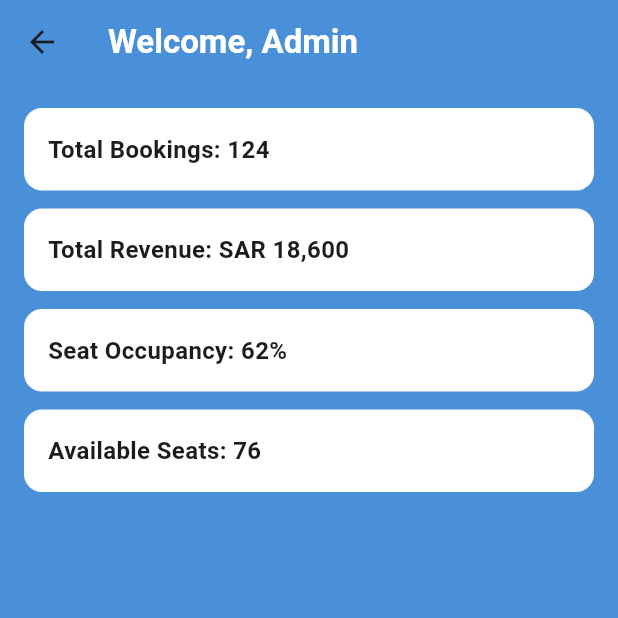
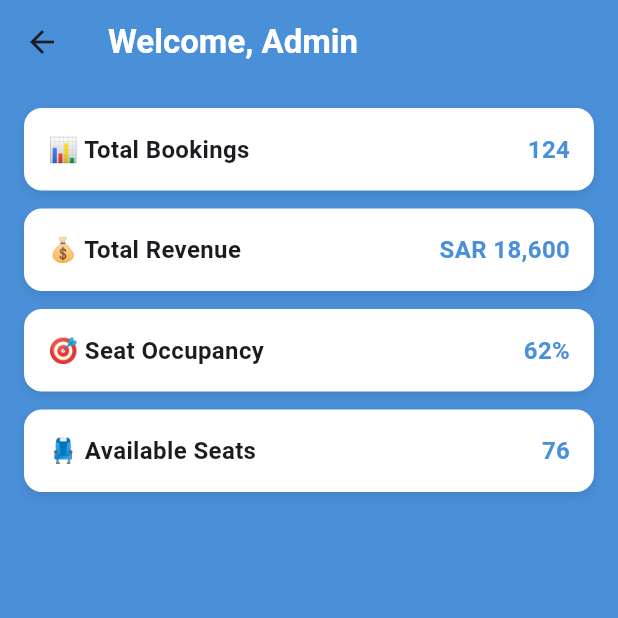
Before and after one commit to ghadhalomar-arch/Train-Reservation-System, a Flutter app: the DashboardScreen screen opened directly, on a phone screen of 412 x 824 dp, the top half of it. Run offline on Flutter 3.47's test engine with Material 3 defaults, Android fonts, the phone set to English and light mode, and no system bars; our stand-ins replace font_awesome_flutter, google_fonts, sqflite; accounts and stored records are empty.

Commit message:
Fix dashboard screen

```diff
--- a/flutter_app/lib/screens/dashboard_screen.dart
+++ b/flutter_app/lib/screens/dashboard_screen.dart
@@ -1,6 +1,6 @@
 import 'package:flutter/material.dart';
-// Dashboard screen - Shouq Alabdulsalam
-// Reports and statistics for Train Reservation System
+import 'book_ticket_screen.dart';
+import 'view_trains_page.dart';
 
 class DashboardScreen extends StatelessWidget {
   const DashboardScreen({super.key});
@@ -13,10 +13,7 @@ class DashboardScreen extends StatelessWidget {
         backgroundColor: const Color(0xFF4A90D9),
         title: const Text(
           'Welcome, Admin',
-          style: TextStyle(
-            color: Colors.white,
-            fontWeight: FontWeight.bold,
-          ),
+          style: TextStyle(color: Colors.white, fontWeight: FontWeight.bold),
         ),
         elevation: 0,
       ),
@@ -24,32 +21,48 @@ class DashboardScreen extends StatelessWidget {
         padding: const EdgeInsets.all(16.0),
         child: Column(
           children: [
-            _buildCard('Total Bookings', '124'),
+            _buildCard(context, '📊 Total Bookings', '124', const BookTicketScreen()),
             const SizedBox(height: 12),
-            _buildCard('Total Revenue', 'SAR 18,600'),
+            _buildCard(context, '💰 Total Revenue', 'SAR 18,600', const BookTicketScreen()),
             const SizedBox(height: 12),
-            _buildCard('Seat Occupancy', '62%'),
+            _buildCard(context, '🎯 Seat Occupancy', '62%', const TrainListPage()),
             const SizedBox(height: 12),
-            _buildCard('Available Seats', '76'),
+            _buildCard(context, '💺 Available Seats', '76', const TrainListPage()),
           ],
         ),
       ),
     );
   }
 
-  Widget _buildCard(String title, String value) {
-    return Container(
+  Widget _buildCard(BuildContext context, String title, String value, Widget page) {
+    return GestureDetector(
+      onTap: () => Navigator.push(context, MaterialPageRoute(builder: (_) => page)),
+      child: Container(
         width: double.infinity,
         padding: const EdgeInsets.all(16),
         decoration: BoxDecoration(
           color: Colors.white,
           borderRadius: BorderRadius.circular(12),
+          boxShadow: [
+            BoxShadow(
+              color: Colors.black.withOpacity(0.1),
+              blurRadius: 6,
+              offset: const Offset(0, 3),
             ),
-      child: Text(
-        '$title: $value',
-        style: const TextStyle(
-          fontSize: 16,
-          fontWeight: FontWeight.w600,
+          ],
+        ),
+        child: Row(
+          mainAxisAlignment: MainAxisAlignment.spaceBetween,
+          children: [
+            Text(
+              title,
+              style: const TextStyle(fontSize: 16, fontWeight: FontWeight.w600),
+            ),
+            Text(
+              value,
+              style: const TextStyle(fontSize: 16, fontWeight: FontWeight.bold, color: Color(0xFF4A90D9)),
+            ),
+          ],
         ),
       ),
     );
```
Also changed, not shown: flutter_app/lib/screens/admin_menu_page.dart (+23 -119 lines). Lines whose indentation alone changed are shown as unchanged.
